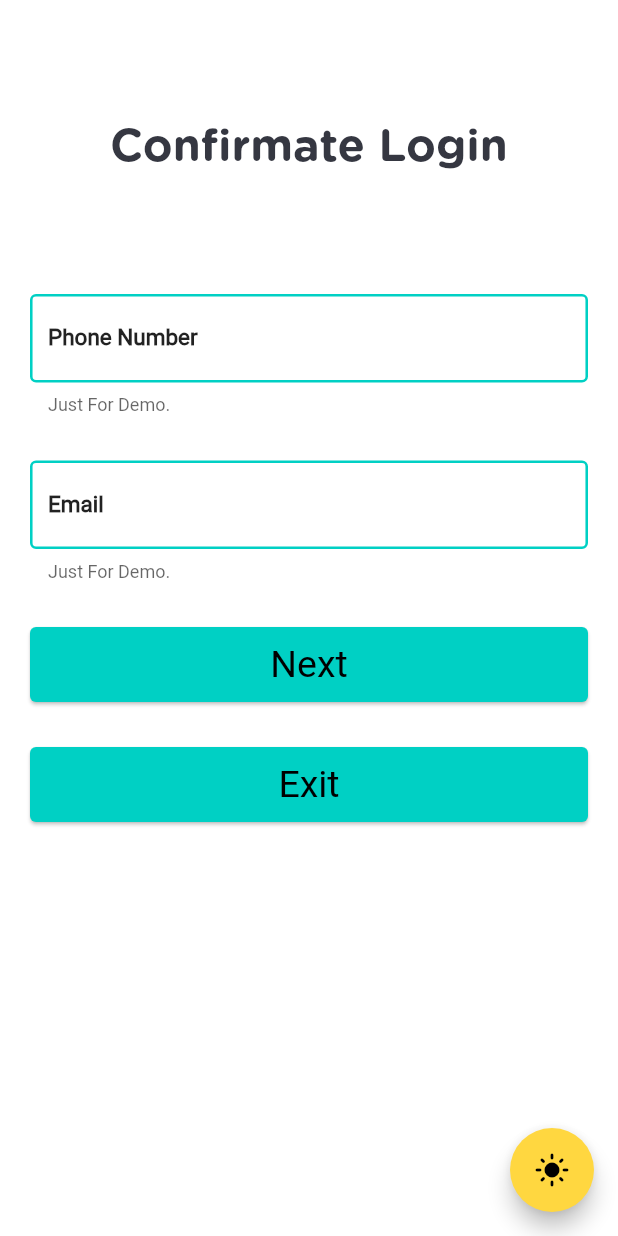
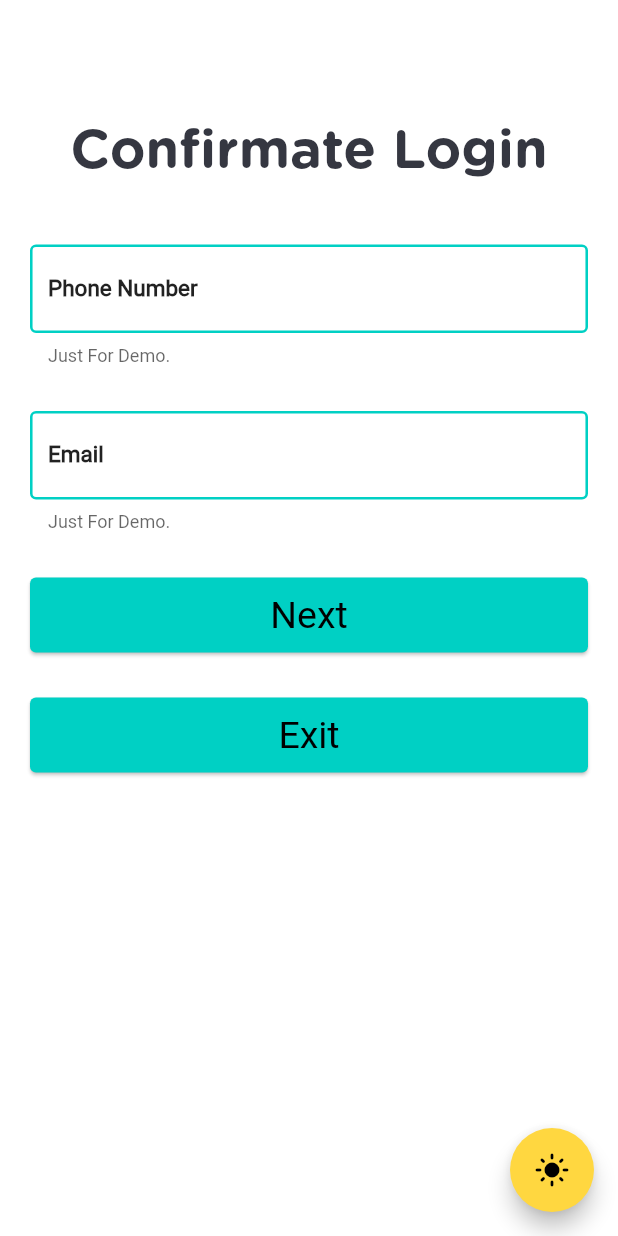
Before and after one commit to TheAbror/app_qard_wallet, a Flutter app: the ConfirmateSignOutScreen screen opened by its route, after a tap on the "light mode" icon, on a phone screen of 412 x 824 dp. Run offline on Flutter 3.47's test engine with Material 2 defaults, Android fonts, the phone set to English and light mode, and no system bars; our stand-ins replace get, rxdart.

Commit message:
Corregir estilos

```diff
--- a/lib/main.dart
+++ b/lib/main.dart
@@ -57,7 +57,7 @@ class QardWalletApp extends StatelessWidget {
               ),
               textTheme: const TextTheme(
                   headline1: TextStyle(color: Color(0xff353741),
-                    fontSize: 30, fontFamily: 'GothamRounded', ),
+                    fontSize: 36, fontFamily: 'GothamRounded', ),
                   headline2: TextStyle(color: Colors.black,
                     fontSize: 25 ),
                   bodyText1: TextStyle(fontSize: 15, fontWeight: FontWeight.bold ),
--- a/lib/presentation/screen/signout/confirmate_signout_screen.dart
+++ b/lib/presentation/screen/signout/confirmate_signout_screen.dart
@@ -54,7 +54,7 @@ class _ConfirmateSignOutScreenState extends State<ConfirmateSignOutScreen> {
                     style: Theme.of(context).textTheme.headline1,
                   ),
                   const SizedBox(
-                    height: 80,
+                    height: 40,
                   ),
                   TextFormField(
                     obscureText: false,
--- a/lib/presentation/screen/signout/signout_screen.dart
+++ b/lib/presentation/screen/signout/signout_screen.dart
@@ -55,7 +55,7 @@ class _SignOutScreenState extends State<SignOutScreen> {
                   style: Theme.of(context).textTheme.headline1,
                 ),
                 const SizedBox(
-                  height: 80,
+                  height: 40,
                 ),
                 TextFormField(
                   obscureText: false,
```
